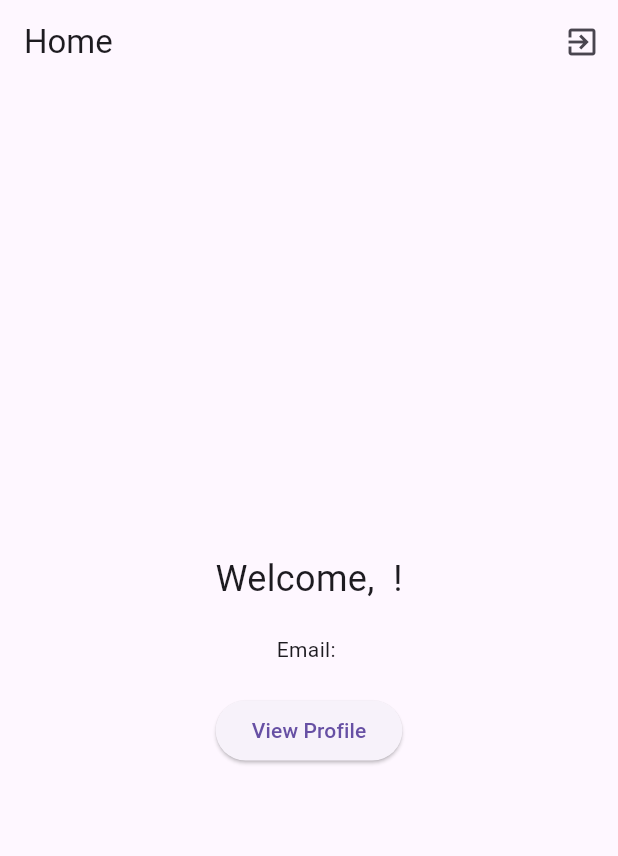
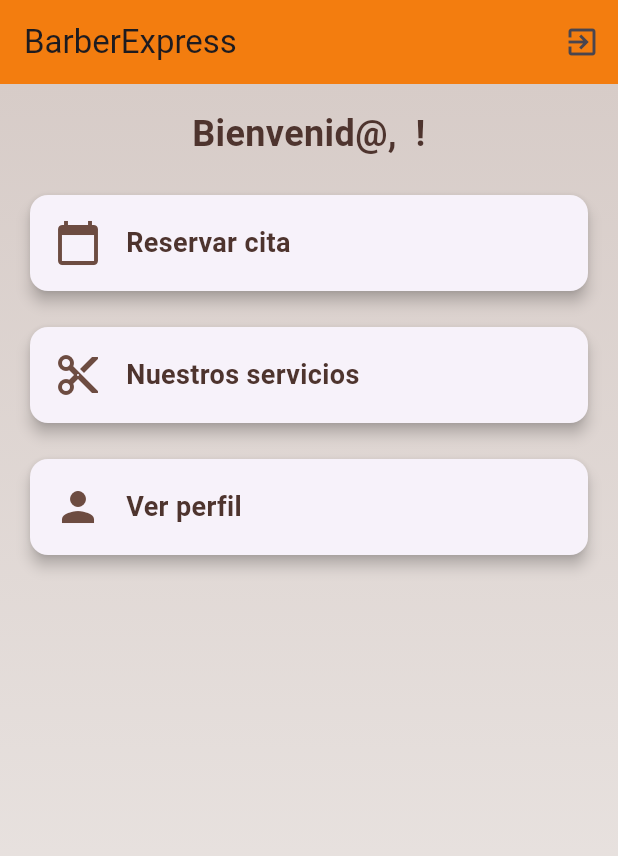
Before and after one commit to 1007748140/BarberExpress, a Flutter app: the HomePage screen opened directly with empty values, on a phone screen of 412 x 824 dp. Shown: the top 856 px of the screen. Run offline on Flutter 3.47's test engine with Material 3 defaults, Android fonts, the phone set to English and light mode, and no system bars; our stand-ins replace geolocator; network calls fail.

Commit message:
implementacion de pantallas con dart y flutter

```diff
--- a/barberexpressapp/lib/home.dart
+++ b/barberexpressapp/lib/home.dart
@@ -9,33 +9,83 @@ class HomePage extends StatelessWidget {
   Widget build(BuildContext context) {
     return Scaffold(
       appBar: AppBar(
-        title: Text('Home'),
+        title: Text('BarberExpress'),
+        backgroundColor: const Color.fromARGB(255, 243, 125, 15),
         actions: [
           IconButton(
             icon: Icon(Icons.exit_to_app),
             onPressed: () {
-              // Implementar lógica de cierre de sesión aquí
               Navigator.of(context).pushReplacementNamed('/login');
             },
           ),
         ],
       ),
-      body: Center(
+      body: Container(
+        decoration: BoxDecoration(
+          gradient: LinearGradient(
+            begin: Alignment.topCenter,
+            end: Alignment.bottomCenter,
+            colors: [Colors.brown[100]!, Colors.brown[50]!],
+          ),
+        ),
+        child: Padding(
+          padding: const EdgeInsets.all(16.0),
           child: Column(
-          mainAxisAlignment: MainAxisAlignment.center,
+            crossAxisAlignment: CrossAxisAlignment.stretch,
             children: [
-            Text('Welcome, ${userData['firstName']} ${userData['lastName']}!',
-                style: TextStyle(fontSize: 24)),
+              Text(
+                'Bienvenid@, ${userData['firstName']} ${userData['lastName']}!',
+                style: TextStyle(fontSize: 24, fontWeight: FontWeight.bold, color: Colors.brown[800]),
+                textAlign: TextAlign.center,
+              ),
               SizedBox(height: 20),
-            Text('Email: ${userData['email']}'),
-            SizedBox(height: 20),
-            ElevatedButton(
-              onPressed: () {
+              _buildOption(
+                context,
+                'Reservar cita',
+                Icons.calendar_today,
+                () => Navigator.pushNamed(context, '/appointments'),
+              ),
+              SizedBox(height: 16),
+              _buildOption(
+                context,
+                'Nuestros servicios',
+                Icons.content_cut,
+                () => Navigator.pushNamed(context, '/services'),
+              ),
+              SizedBox(height: 16),
+              _buildOption(
+                context,
+                'Ver perfil',
+                Icons.person,
+                () {
                   // Implementar navegación a una página de perfil o configuración
                 },
-              child: Text('View Profile'),
               ),
             ],
+          ),
+        ),
+      ),
+    );
+  }
+
+  Widget _buildOption(BuildContext context, String title, IconData icon, VoidCallback onTap) {
+    return Card(
+      elevation: 4,
+      shape: RoundedRectangleBorder(borderRadius: BorderRadius.circular(12)),
+      child: InkWell(
+        onTap: onTap,
+        child: Padding(
+          padding: const EdgeInsets.all(16.0),
+          child: Row(
+            children: [
+              Icon(icon, size: 32, color: Colors.brown[600]),
+              SizedBox(width: 16),
+              Text(
+                title,
+                style: TextStyle(fontSize: 18, fontWeight: FontWeight.bold, color: Colors.brown[800]),
+              ),
+            ],
+          ),
         ),
       ),
     );
```
Also changed, not shown: barberexpressapp/lib/appointments.dart (added, +60 -0 lines), barberexpressapp/lib/main.dart (+9 -0 lines), barberexpressapp/lib/services.dart (added, +61 -0 lines), 3 other files. Lines whose indentation alone changed are shown as unchanged.
